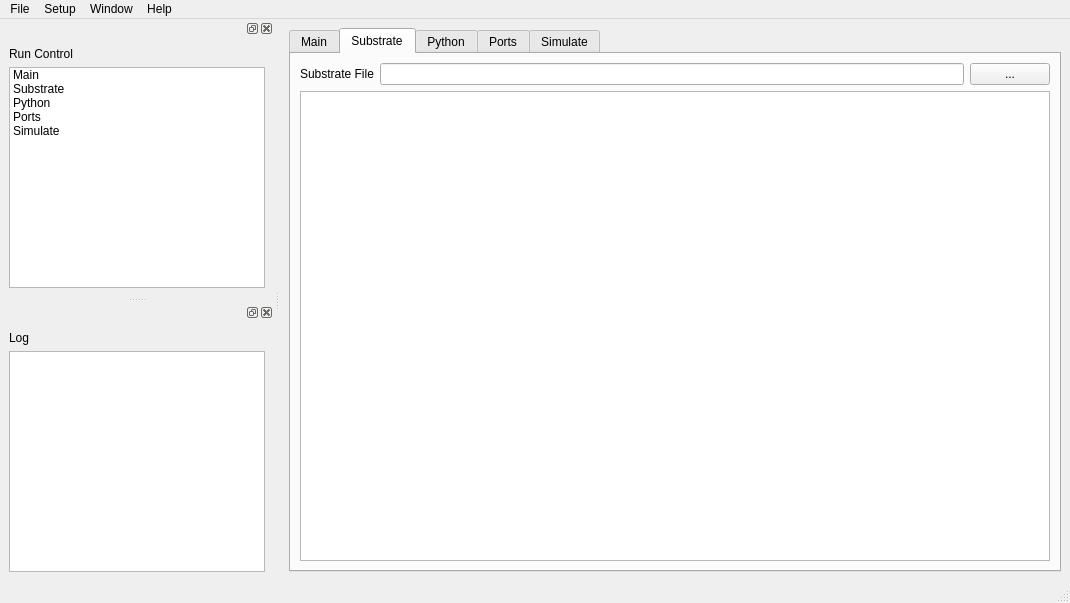
Before: the Qt Designer form src/mainwindow.ui in IHP-GmbH/EMStudio, drawn with Qt 5.
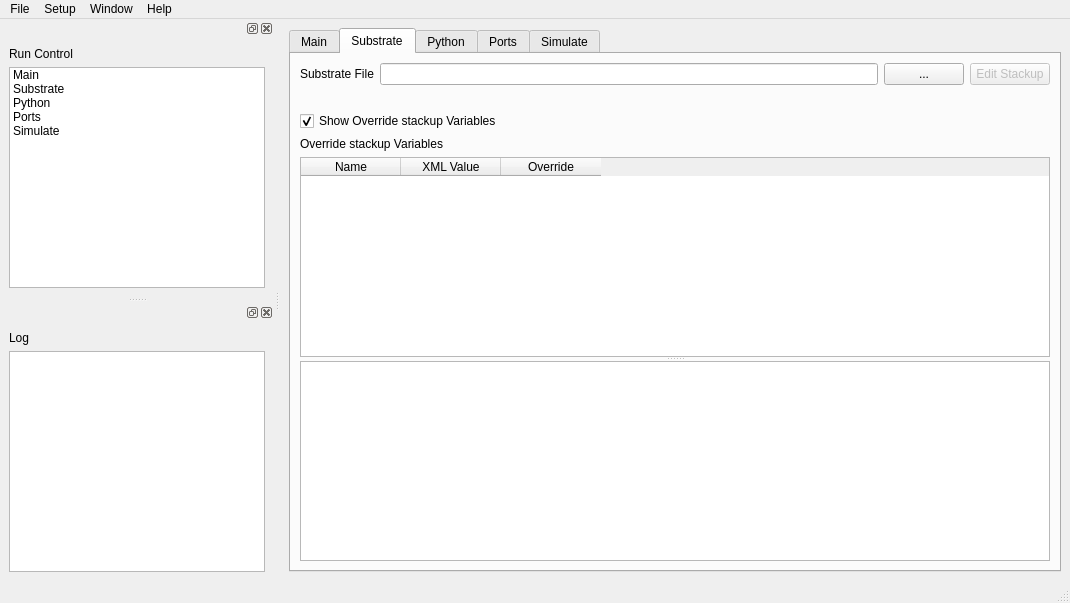
After: the same form once the commit is applied. The open tabs and pages were chosen to show the change. Custom widgets are drawn as their Qt base class.

Commit message:
Add native Stackup Editor with schema 3.x, ADS import/export, and stack cross-highlight.
Bring Volker-style stack editing into EMStudio: Variables/Materials/Dielectrics/Layers UI, variable overrides to Python models, SubstrateView click-to-select, and ADS Momentum convert scripts.

The edit to the form file:
```diff
--- a/src/mainwindow.ui
+++ b/src/mainwindow.ui
@@ -94,10 +94,108 @@
               </property>
              </widget>
             </item>
+            <item>
+             <widget class="QPushButton" name="btnEditStackup">
+              <property name="enabled">
+               <bool>false</bool>
+              </property>
+              <property name="text">
+               <string>Edit Stackup</string>
+              </property>
+              <property name="toolTip">
+               <string>Open the built-in stackup XML editor (Variables, Materials, Dielectrics, Layers)</string>
+              </property>
+             </widget>
+            </item>
            </layout>
           </item>
           <item>
-           <widget class="SubstrateView" name="substrateView"/>
+           <widget class="QLabel" name="lblStackupDescription">
+            <property name="text">
+             <string/>
+            </property>
+            <property name="wordWrap">
+             <bool>true</bool>
+            </property>
+            <property name="styleSheet">
+             <string notr="true">font-style: italic; color: #555;</string>
+            </property>
+           </widget>
+          </item>
+          <item>
+           <widget class="QCheckBox" name="cbShowStackupOverrides">
+            <property name="text">
+             <string>Show Override stackup Variables</string>
+            </property>
+            <property name="checked">
+             <bool>true</bool>
+            </property>
+            <property name="toolTip">
+             <string>Show or hide the variable overrides panel to free space for the stackup view</string>
+            </property>
+           </widget>
+          </item>
+          <item>
+           <widget class="QSplitter" name="splitterStackup">
+            <property name="orientation">
+             <enum>Qt::Vertical</enum>
+            </property>
+            <property name="childrenCollapsible">
+             <bool>false</bool>
+            </property>
+            <widget class="QWidget" name="wdgStackupOverrides" native="true">
+             <layout class="QVBoxLayout" name="verticalLayoutStackupOverrides">
+              <property name="leftMargin">
+               <number>0</number>
+              </property>
+              <property name="topMargin">
+               <number>0</number>
+              </property>
+              <property name="rightMargin">
+               <number>0</number>
+              </property>
+              <property name="bottomMargin">
+               <number>0</number>
+              </property>
+              <item>
+               <widget class="QLabel" name="lblStackupOverrides">
+                <property name="text">
+                 <string>Override stackup Variables</string>
+                </property>
+               </widget>
+              </item>
+              <item>
+               <widget class="QTableWidget" name="tblStackupOverrides">
+                <property name="minimumSize">
+                 <size>
+                  <width>0</width>
+                  <height>80</height>
+                 </size>
+                </property>
+                <property name="toolTip">
+                 <string>Override plain Variables from the XML for this model (written as variable_overrides in the Python script)</string>
+                </property>
+                <column>
+                 <property name="text">
+                  <string>Name</string>
+                 </property>
+                </column>
+                <column>
+                 <property name="text">
+                  <string>XML Value</string>
+                 </property>
+                </column>
+                <column>
+                 <property name="text">
+                  <string>Override</string>
+                 </property>
+                </column>
+               </widget>
+              </item>
+             </layout>
+            </widget>
+            <widget class="SubstrateView" name="substrateView"/>
+           </widget>
           </item>
          </layout>
         </item>
```
The commit also changes 26 other files.
